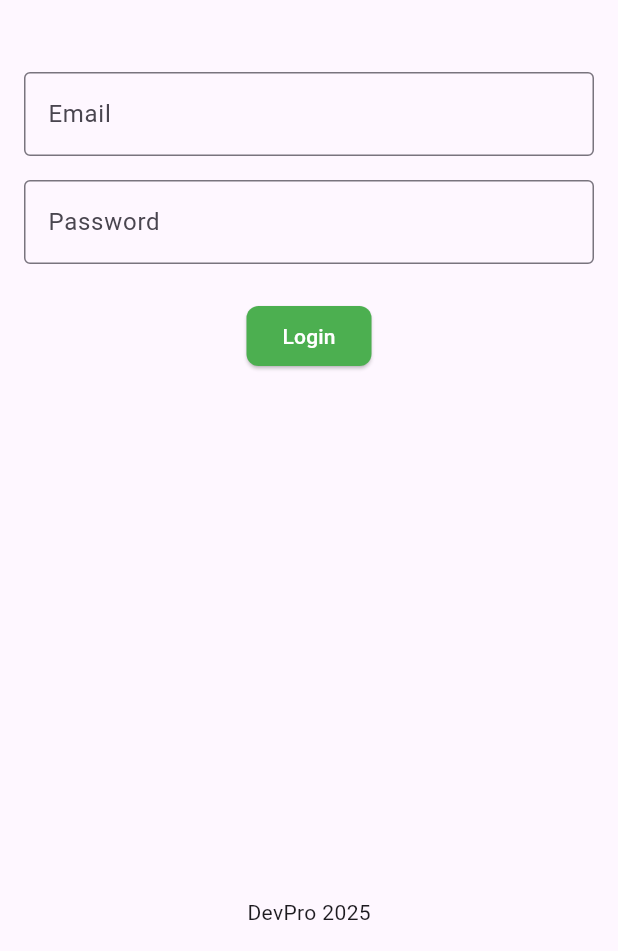
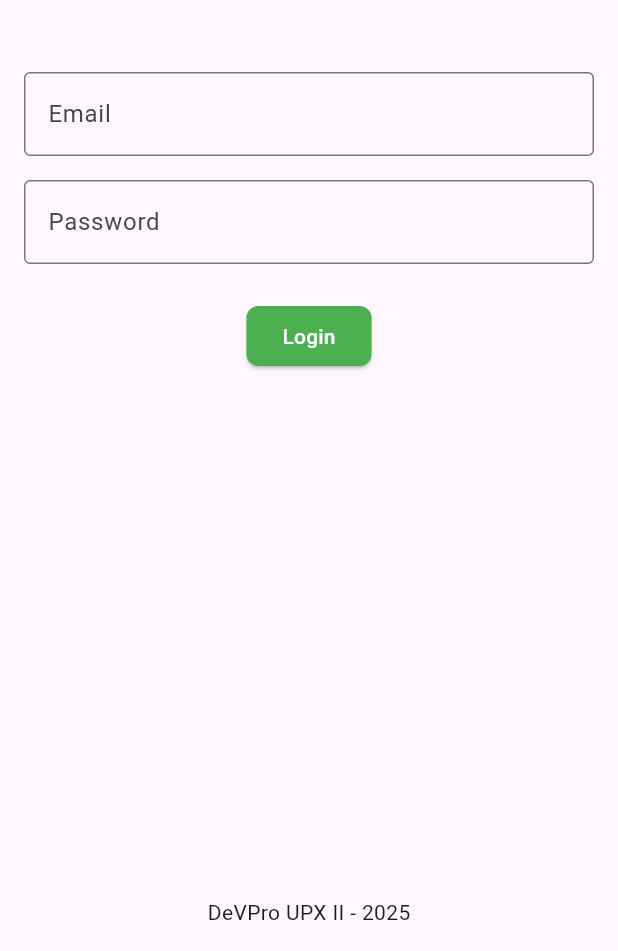
Before and after one commit to LuizJarduli/ecoroute-app, a Flutter app: the screen it shows after launch, on a phone screen of 412 x 824 dp, the part 285-1236 px from its top. Run offline on Flutter 3.47's test engine with Material 3 defaults, Android fonts, the phone set to English and light mode, and no system bars; our stand-ins replace bloc, dartz, equatable, flutter_bloc, flutter_secure_storage, fluttertoast and 4 more.

Commit message:
chore: add FVM configuration and VSCode settings; update login screen UI

```diff
--- a/lib/features/auth/presentation/screens/login_screen.dart
+++ b/lib/features/auth/presentation/screens/login_screen.dart
@@ -28,7 +28,8 @@ class LoginScreen extends StatelessWidget {
                 timeInSecForIosWeb: 1,
                 backgroundColor: Colors.green,
                 textColor: Colors.white,
-                  fontSize: 16.0);
+                fontSize: 16.0,
+              );
               context.go('/home');
             }
             if (state is AuthFailure) {
@@ -39,7 +40,8 @@ class LoginScreen extends StatelessWidget {
                 timeInSecForIosWeb: 1,
                 backgroundColor: Colors.red,
                 textColor: Colors.white,
-                  fontSize: 16.0);
+                fontSize: 16.0,
+              );
             }
           },
           child: Padding(
@@ -95,27 +97,35 @@ class LoginScreen extends StatelessWidget {
                               return const CircularProgressIndicator();
                             }
                             return ElevatedButton(
-                              style: ElevatedButton.styleFrom(shape: RoundedRectangleBorder(borderRadius: BorderRadiusGeometry.all(Radius.circular(8))), backgroundColor: Colors.green, foregroundColor: Colors.white),
+                              style: ElevatedButton.styleFrom(
+                                shape: RoundedRectangleBorder(
+                                  borderRadius: BorderRadiusGeometry.all(
+                                    Radius.circular(8),
+                                  ),
+                                ),
+                                backgroundColor: Colors.green,
+                                foregroundColor: Colors.white,
+                              ),
                               onPressed: () {
                                 if (_formKey.currentState!.validate()) {
-                                  context.read<AuthBloc>().add(LoggedIn(
+                                  context.read<AuthBloc>().add(
+                                    LoggedIn(
                                       email: _emailController.text,
                                       password: _passwordController.text,
-                                      ));
+                                    ),
+                                  );
                                 }
                               },
                               child: const Text('Login'),
                             );
                           },
                         ),
-                      ]
+                      ],
                     ),
                   ),
                   Row(
                     mainAxisAlignment: MainAxisAlignment.center,
-                    children: [
-                      const Text("DevPro 2025"),
-                    ]
+                    children: [const Text("DeVPro UPX II - 2025")],
                   ),
                 ],
               ),
```
Also changed, not shown: 2 other files. Lines whose indentation alone changed are shown as unchanged.
